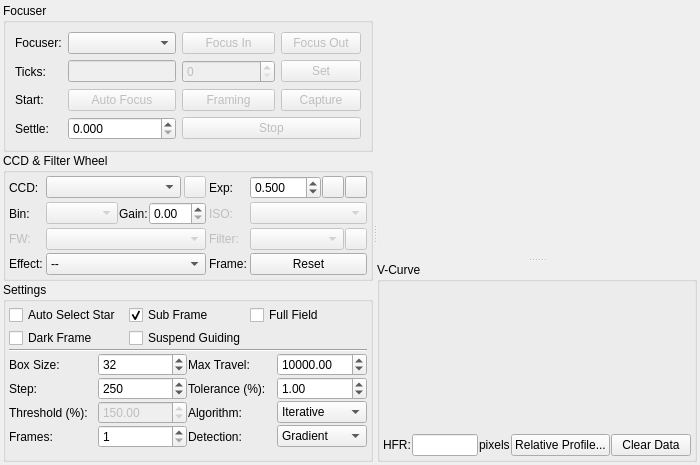
Before: the Qt Designer form kstars/ekos/focus/focus.ui in KDE/kstars, drawn with Qt 5.
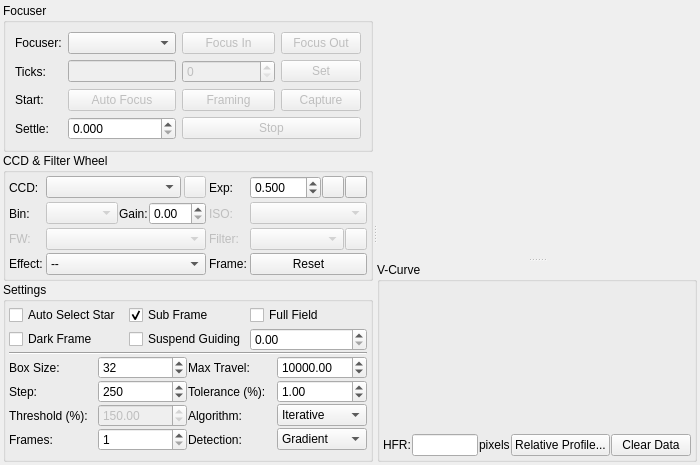
After: the same form once the commit is applied. Icons and pictures are not drawn. Custom widgets are drawn as their Qt base class.

Commit message: Add guide settle time for focus module when resuming guide

What changed in the file:
```diff
--- a/kstars/ekos/focus/focus.ui
+++ b/kstars/ekos/focus/focus.ui
@@ -603,6 +603,16 @@
               </property>
              </widget>
             </item>
+            <item row="1" column="2">
+             <widget class="QDoubleSpinBox" name="GuideSettleTime">
+              <property name="toolTip">
+               <string>Wait this many seconds before resuming guiding.</string>
+              </property>
+              <property name="maximum">
+               <double>60.000000000000000</double>
+              </property>
+             </widget>
+            </item>
            </layout>
           </item>
           <item>
```
Left out of the diff: 3 changed lines with no effect on the pictures. The commit also changes 3 other files.
